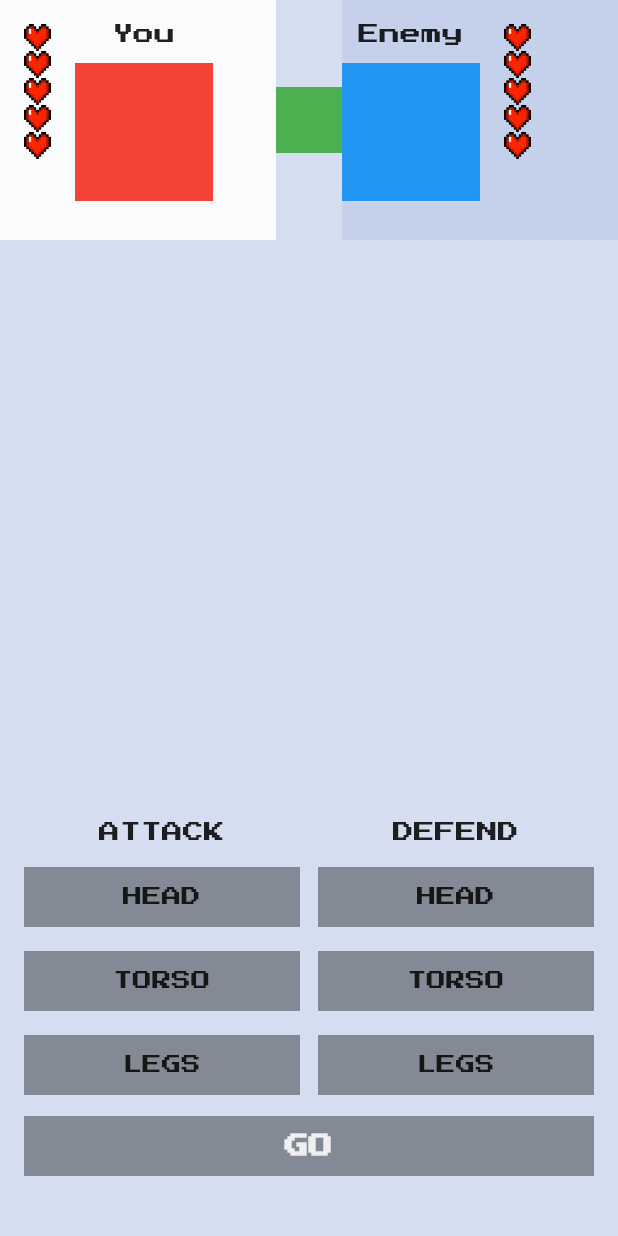
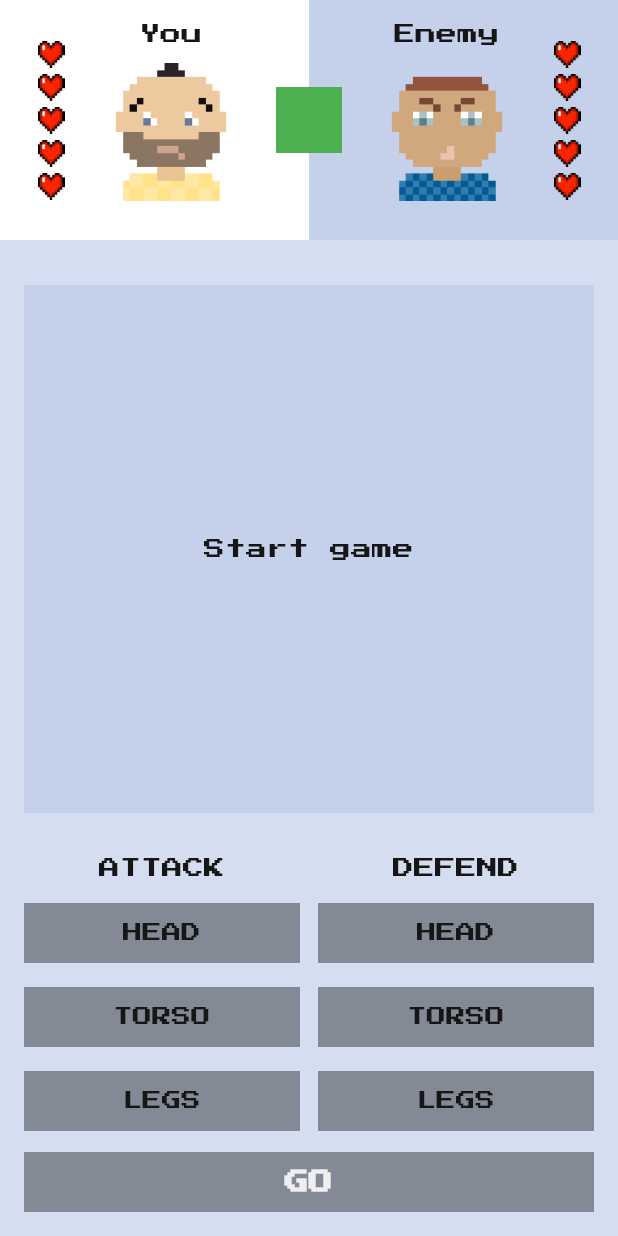
Before and after one commit to romasks/flutter_fight_club, a Flutter app: the screen it shows after launch, on a phone screen of 412 x 824 dp. Run offline on Flutter 3.47's test engine with Material 2 defaults, Android fonts, the phone set to English and light mode, and no system bars; our stand-ins replace google_fonts.

Commit message:
Add turn result info panel with text; Add green box above FightersInfo panel

```diff
--- a/lib/main.dart
+++ b/lib/main.dart
@@ -1,8 +1,10 @@
 import 'dart:math';
 
+import 'package:flutter/cupertino.dart';
 import 'package:flutter/material.dart';
 import 'package:flutter_fight_club/fight_club_colors.dart';
 import 'package:flutter_fight_club/fight_club_icons.dart';
+import 'package:flutter_fight_club/fight_club_images.dart';
 import 'package:google_fonts/google_fonts.dart';
 
 void main() {
@@ -42,6 +44,8 @@ class MyHomePageState extends State<MyHomePage> {
   int yourLives = maxLives;
   int enemyLives = maxLives;
 
+  String turnResult = "Start game";
+
   @override
   Widget build(BuildContext context) {
     return Scaffold(
@@ -54,7 +58,21 @@ class MyHomePageState extends State<MyHomePage> {
               yourLivesCount: yourLives,
               enemyLivesCount: enemyLives,
             ),
-            Expanded(child: SizedBox()),
+            Expanded(
+                child: Padding(
+              padding: const EdgeInsets.symmetric(vertical: 30, horizontal: 16),
+              child: ColoredBox(
+                color: FightClubColors.darkViolet,
+                child: SizedBox.expand(
+                  child: Center(
+                    child: Text(
+                      turnResult,
+                      style: TextStyle(color: FightClubColors.darkGreyText),
+                    ),
+                  ),
+                ),
+              ),
+            )),
             ControlBattlePanel(
               defendingBodyPart: defendingBodyPart,
               selectDefendingBodyPart: _selectDefendingBodyPart,
@@ -67,7 +85,7 @@ class MyHomePageState extends State<MyHomePage> {
               onTap: _onGoButtonClick,
               color: _getGoButtonColor(),
             ),
-            SizedBox(height: 40)
+            SizedBox(height: 16)
           ],
         ),
       ), // This trailing comma makes auto-formatting nicer for build methods.
@@ -94,6 +112,7 @@ class MyHomePageState extends State<MyHomePage> {
 
   void _onGoButtonClick() {
     if (_isEndGame()) {
+      turnResult = "Start new game";
       setState(() {
         yourLives = maxLives;
         enemyLives = maxLives;
@@ -110,12 +129,37 @@ class MyHomePageState extends State<MyHomePage> {
           yourLives -= 1;
         }
 
+        _setTurnResultInfo();
+
         whatEnemyAttacks = BodyPart.random();
         whatEnemyDefends = BodyPart.random();
 
         attackingBodyPart = null;
         defendingBodyPart = null;
       });
+    }
+  }
+
+  void _setTurnResultInfo() {
+    turnResult = "";
+    if (yourLives == 0 && enemyLives == 0)
+      turnResult = "Draw";
+    else if (yourLives == 0)
+      turnResult = "Enemy won";
+    else if (enemyLives == 0)
+      turnResult = "You won";
+    else {
+      if (attackingBodyPart == whatEnemyDefends) {
+        turnResult = "Your attack was blocked.";
+      } else {
+        turnResult = "You hit enemy's " + attackingBodyPart!.name + ".";
+      }
+      turnResult += "\n";
+      if (whatEnemyAttacks == defendingBodyPart) {
+        turnResult += "Enemy's attack was blocked.";
+      } else {
+        turnResult += "Enemy hit your " + attackingBodyPart!.name + ".";
+      }
     }
   }
 
@@ -175,15 +219,19 @@ class FightersInfo extends StatelessWidget {
   Widget build(BuildContext context) {
     return SizedBox(
       height: 160,
-      child: Row(
+      child: Stack(
+        children: [
+          Row(
+            crossAxisAlignment: CrossAxisAlignment.stretch,
             children: [
               Expanded(
                   child: ColoredBox(
-            color: FightClubColors.whiteText,
+                color: Colors.white,
                 child: Row(
                   children: [
                     Padding(
-                  padding: const EdgeInsets.all(16.0),
+                      padding: const EdgeInsets.symmetric(
+                          vertical: 25, horizontal: 25),
                       child: LivesWidget(
                         overallLivesCount: maxLivesCount,
                         currentLivesCount: yourLivesCount,
@@ -191,56 +239,56 @@ class FightersInfo extends StatelessWidget {
                     ),
                     Column(
                       children: [
-                    const SizedBox(
-                      height: 16,
+                        Padding(
+                          padding: const EdgeInsets.only(top: 16, bottom: 12),
+                          child: Text(
+                            "You",
+                            style:
+                                TextStyle(color: FightClubColors.darkGreyText),
                           ),
-                    Text("You"),
-                    const SizedBox(
-                      height: 12,
                         ),
-                    ColoredBox(
-                      color: Colors.red,
-                      child: SizedBox(
+                        Image.asset(
+                          FightClubImages.youAvatar,
                           height: 92,
                           width: 92,
-                      ),
                         )
                       ],
                     ),
                   ],
                 ),
               )),
-          ColoredBox(
+              /*ColoredBox(
                 color: Colors.green,
                 child: SizedBox(
                   width: 44,
                   height: 44,
-              )),
+                )),*/
               Expanded(
                 child: ColoredBox(
                   color: FightClubColors.darkViolet,
                   child: Row(
+                    mainAxisAlignment: MainAxisAlignment.end,
                     children: [
                       Column(
                         children: [
-                      const SizedBox(
-                        height: 16,
+                          Padding(
+                            padding: const EdgeInsets.only(top: 16, bottom: 12),
+                            child: Text(
+                              "Enemy",
+                              style: TextStyle(
+                                  color: FightClubColors.darkGreyText),
                             ),
-                      Text("Enemy"),
-                      const SizedBox(
-                        height: 12,
                           ),
-                      ColoredBox(
-                        color: Colors.blue,
-                        child: SizedBox(
+                          Image.asset(
+                            FightClubImages.enemyAvatar,
                             height: 92,
                             width: 92,
-                        ),
                           )
                         ],
                       ),
                       Padding(
-                    padding: const EdgeInsets.all(16.0),
+                        padding: const EdgeInsets.symmetric(
+                            vertical: 25, horizontal: 25),
                         child: LivesWidget(
                           overallLivesCount: maxLivesCount,
                           currentLivesCount: enemyLivesCount,
@@ -250,6 +298,16 @@ class FightersInfo extends StatelessWidget {
                   ),
                 ),
               ),
+            ],
+          ),
+          Align(
+            alignment: Alignment.center,
+            child: SizedBox(
+              width: 44,
+              height: 44,
+              child: ColoredBox(color: Colors.green),
+            ),
+          )
         ],
       ),
     );
@@ -275,16 +333,22 @@ class LivesWidget extends StatelessWidget {
       child: Column(
         children: List.generate(overallLivesCount, (index) {
           if (index < currentLivesCount) {
-            return Image.asset(
+            return Padding(
+              padding: const EdgeInsets.symmetric(vertical: 2),
+              child: Image.asset(
                 FightClubIcons.heartFull,
                 width: 18,
                 height: 18,
+              ),
             );
           } else {
-            return Image.asset(
+            return Padding(
+              padding: const EdgeInsets.symmetric(vertical: 2),
+              child: Image.asset(
                 FightClubIcons.heartEmpty,
                 width: 18,
                 height: 18,
+              ),
             );
           }
         }),
@@ -317,7 +381,8 @@ class ControlBattlePanel extends StatelessWidget {
         Expanded(
           child: Column(
             children: [
-              Text("Attack".toUpperCase()),
+              Text("Attack".toUpperCase(),
+                  style: TextStyle(color: FightClubColors.darkGreyText)),
               SizedBox(height: 16),
               BodyPartButton(
                   bodyPart: BodyPart.head,
@@ -340,7 +405,8 @@ class ControlBattlePanel extends StatelessWidget {
         Expanded(
           child: Column(
             children: [
-              Text("Defend".toUpperCase()),
+              Text("Defend".toUpperCase(),
+                  style: TextStyle(color: FightClubColors.darkGreyText)),
               SizedBox(height: 16),
               BodyPartButton(
                   bodyPart: BodyPart.head,
@@ -422,10 +488,8 @@ class GoButton extends StatelessWidget {
 
   @override
   Widget build(BuildContext context) {
-    return Row(
-      children: [
-        SizedBox(width: 16),
-        Expanded(
+    return Padding(
+      padding: const EdgeInsets.symmetric(horizontal: 16),
       child: GestureDetector(
         onTap: onTap,
         child: SizedBox(
@@ -445,9 +509,6 @@ class GoButton extends StatelessWidget {
           ),
         ),
       ),
-        ),
-        SizedBox(width: 16),
-      ],
     );
   }
 }
```
Lines whose indentation alone changed are shown as unchanged.
